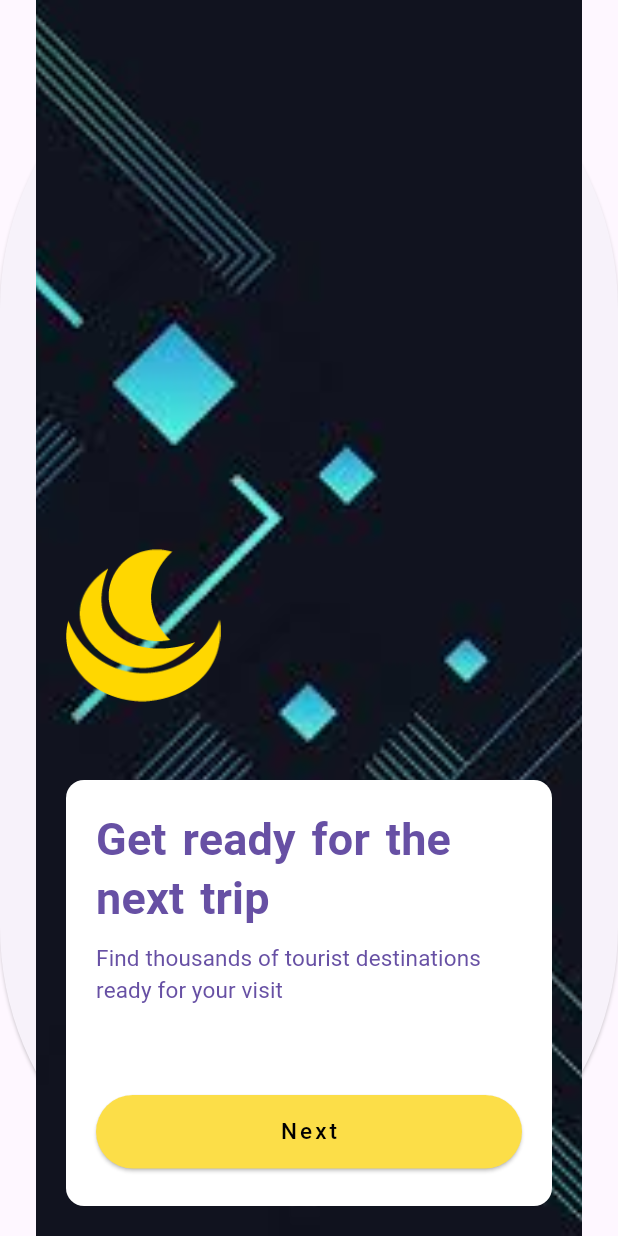
After one commit to Pubudu-Piyankara/flutter_login, a Flutter app: the Onbording2 screen opened directly, on a phone screen of 412 x 824 dp. The commit adds this screen. Run offline on Flutter 3.47's test engine with Material 3 defaults, Android fonts, the phone set to English and light mode, and no system bars; missing offline and left inert: passwordfield; Roboto replaces fonts that are missing (Poppins).

Commit message:
Add files

```diff
--- /dev/null
+++ b/lib/Styles/style.dart
@@ -0,0 +1,4 @@
+const String onboardBigText1 = "Get ready for the next trip";
+const String onboardSmallText = "Find thousands of tourist destinations ready for your visit";
+const String onboardBigText2 = "Visit tourist attcations";
+const String onboardBigText3 = "Lets explore the world";
--- a/lib/Widgets/password.dart
+++ b/lib/Widgets/password.dart
@@ -1,8 +1,8 @@
 import 'package:flutter/material.dart';
 import 'package:passwordfield/passwordfield.dart';
 
-class password extends StatelessWidget {
-  const password({super.key, required this.passwordLabel});
+class Password extends StatelessWidget {
+  const Password({super.key, required this.passwordLabel});
   final String passwordLabel;
 
   @override
--- a/lib/Widgets/text_field.dart
+++ b/lib/Widgets/text_field.dart
@@ -1,7 +1,7 @@
 import 'package:flutter/material.dart';
 
-class textField extends StatelessWidget {
-  const textField({super.key, required this.inputLabel});
+class TextFieldComponent extends StatelessWidget {
+  const TextFieldComponent({super.key, required this.inputLabel});
   final String inputLabel;
   @override
   Widget build(BuildContext context) {
--- /dev/null
+++ b/lib/pages/onbording2.dart
@@ -0,0 +1,111 @@
+import 'package:flutter/material.dart';
+import 'package:flutter_login/Styles/style.dart';
+import 'package:flutter_login/pages/login.dart';
+
+class Onbording2 extends StatelessWidget {
+  const Onbording2({super.key});
+
+  @override
+  Widget build(BuildContext context) {
+    final size = MediaQuery.of(context).size;
+    return Scaffold(
+        body: ElevatedButton(
+          onPressed: () {
+            Navigator.pop(context);
+          },
+          child: Stack(
+            children: [
+              //background image
+              Image.asset('assets/background.jpeg',
+                  height: size.height, width: size.width, fit: BoxFit.cover),
+              //logo and the white box  main conatiner
+              Container(
+                padding: const EdgeInsets.all(20.0),
+                //to pack vertically- logo->whie box->page index
+                child: Column(
+                  mainAxisAlignment: MainAxisAlignment.end,
+                  crossAxisAlignment: CrossAxisAlignment.start,
+                  children: [
+                    //white logo
+                    Image.asset('assets/logo.png',
+                        height: size.height * 0.25, width: size.width * 0.25),
+                    //white box
+                    Container(
+                      width: size.width * 0.90,
+                      padding: const EdgeInsets.all(20),
+                      decoration: BoxDecoration(
+                          color: Colors.white,
+                          borderRadius: BorderRadius.circular(12.0)),
+                      child: Column(
+                        mainAxisAlignment: MainAxisAlignment.start,
+                        crossAxisAlignment: CrossAxisAlignment.start,
+                        children: [
+                          //white box Ttile text
+                          const Text(onboardBigText1,
+                              style: TextStyle(
+                                fontWeight: FontWeight.bold,
+                                wordSpacing: 3.0,
+                                fontSize: 30,
+                                height: 1.3,
+                                fontFamily: "Poppins",
+                              )),
+                          const SizedBox(height: 10),
+                          //white box Sub text
+                          const Text(
+                            onboardSmallText,
+                            style: TextStyle(
+                                fontWeight: FontWeight.normal,
+                                fontSize: 15,
+                                fontFamily: "Poppins"),
+                          ),
+                          //Next button conatainer
+                          Container(
+                              margin: const EdgeInsetsDirectional.only(
+                                  top: 60.0, bottom: 5.0),
+                              alignment: Alignment.bottomCenter,
+                              //next button
+                              child: ElevatedButton(
+                                style: ButtonStyle(
+                                  backgroundColor: MaterialStateProperty.all<
+                                          Color>(
+                                      const Color.fromARGB(255, 252, 222, 72)),
+                                  foregroundColor:
+                                      MaterialStateProperty.all<Color>(
+                                          Colors.black),
+                                  overlayColor: MaterialStateProperty.all<Color>(
+                                      Colors.grey),
+                                ),
+                                onPressed: () {
+                                  Navigator.pop(
+                                      context,
+                                      MaterialPageRoute(
+                                          builder: (context) => const LogIn()));
+                                },
+                                // "Next" text container
+                                child: Container(
+                                  width: double.infinity,
+                                  alignment: Alignment.center,
+                                  padding: const EdgeInsets.only(
+                                      top: 13.0, bottom: 15.0),
+                                  child: const Text("Next",
+                                      style: TextStyle(
+                                        fontFamily: "Poppins",
+                                        letterSpacing: 2.0,
+                                        fontSize: 15,
+                                      )),
+                                ),
+                              ))
+                        ],
+                      ),
+                    ),
+
+                    //page indicator
+                    Container(),
+                  ],
+                ),
+              ),
+            ],
+          ),
+        ));
+  }
+}
```
Also changed, not shown: lib/Widgets/button.dart (+12 -3 lines), lib/main.dart (+15 -53 lines), lib/pages/dashboard.dart (+7 -3 lines), lib/pages/login.dart (added, +79 -0 lines), lib/pages/onbording1.dart (added, +112 -0 lines), lib/pages/register.dart (added, +65 -0 lines), assets/background.jpeg (added).
